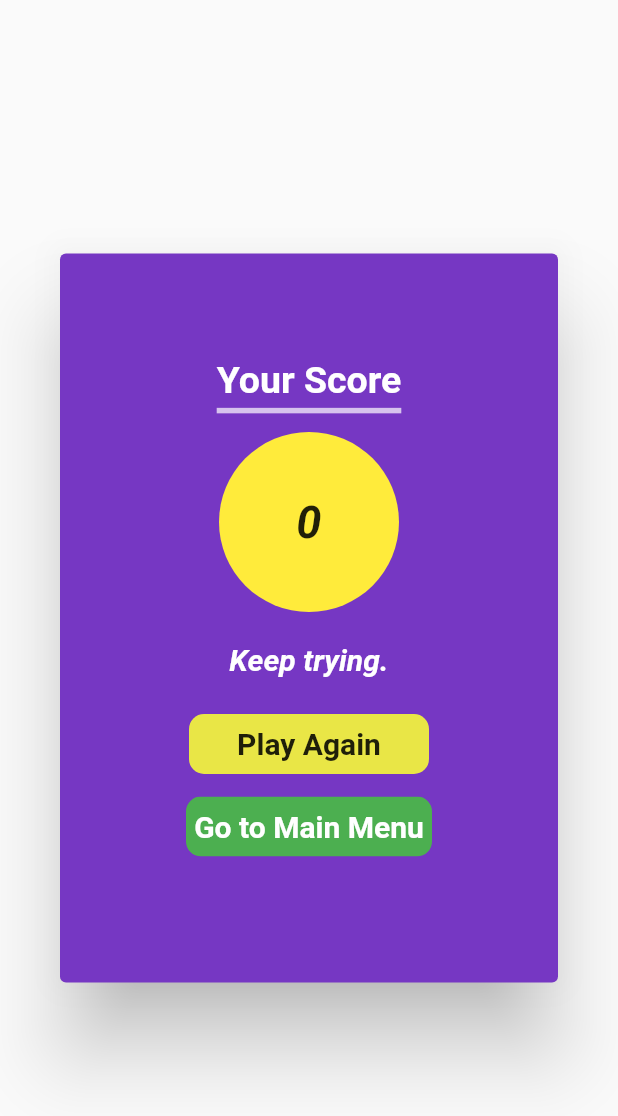
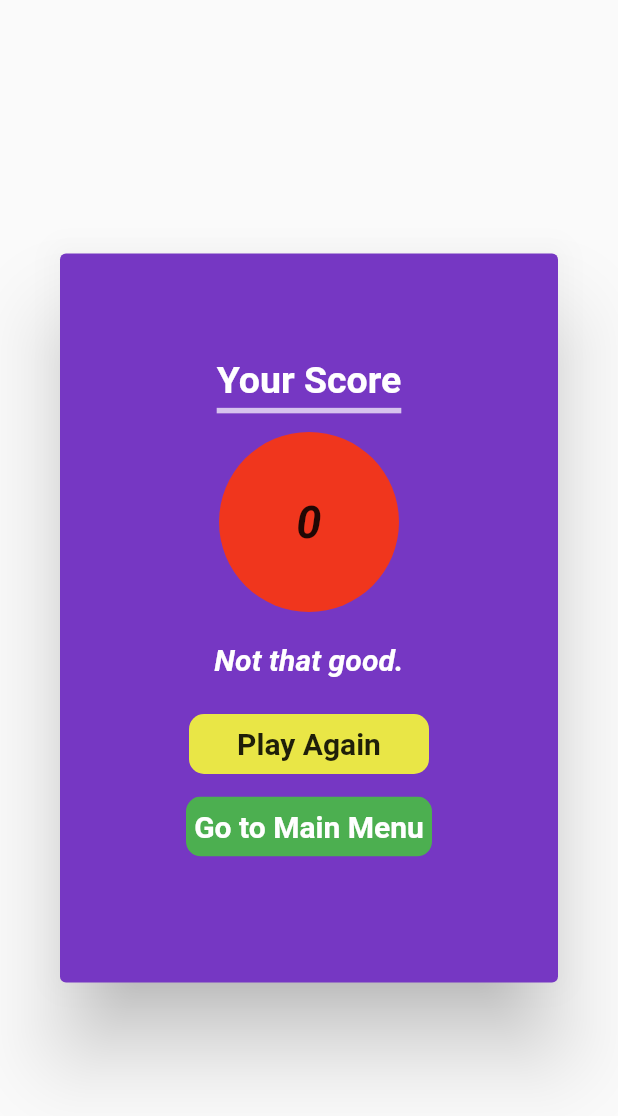
Before and after one commit to mehmetcanozcelik/QuizDone, a Flutter app: the ResultBox widget shown alone on an empty page, opened directly with empty values, on a phone screen of 412 x 824 dp. Shown: the top 1116 px of the screen. Run offline on Flutter 3.47's test engine with Material 2 defaults, Android fonts, the phone set to English and light mode, and no system bars; our stand-ins replace cloud_firestore, firebase_auth, google_sign_in, random_string; accounts and stored records are empty; network calls fail.

Commit message:
17.05.2023 Subcategory question fetching error and result box error is fixed.

```diff
--- a/lib/pages/results.dart
+++ b/lib/pages/results.dart
@@ -54,9 +54,9 @@ class ResultBox extends StatelessWidget {
                         : Colors.white),
               ),
               radius: 60.0,
-              backgroundColor: result / 100 == questionLength / 2
+              backgroundColor: result > 700 && result < 1000
                   ? Colors.yellow
-                  : result / 100 < questionLength / 2
+                  : result < 750
                       ? incorrect
                       : correct,
             ),
@@ -64,9 +64,9 @@ class ResultBox extends StatelessWidget {
               height: 20.0,
             ),
             Text(
-              result / 100 == questionLength / 2
+              result > 700 && result < 1000
                   ? "Keep trying."
-                  : result / 100 < questionLength / 2
+                  : result < 750
                       ? "Not that good."
                       : "Great!",
               style: TextStyle(
--- a/lib/widgets/questionWidget.dart
+++ b/lib/widgets/questionWidget.dart
@@ -19,7 +19,7 @@ class QuestionWidget extends StatelessWidget {
     return Container(
       alignment: Alignment.centerLeft,
       child: Text(
-        '${indexAction + 1}) $question',
+        '$question',
         style: TextStyle(
             fontSize: 22.0,
             color: Colors.black87,
```
Also changed, not shown: lib/pages/playQuiz.dart (+61 -60 lines).
